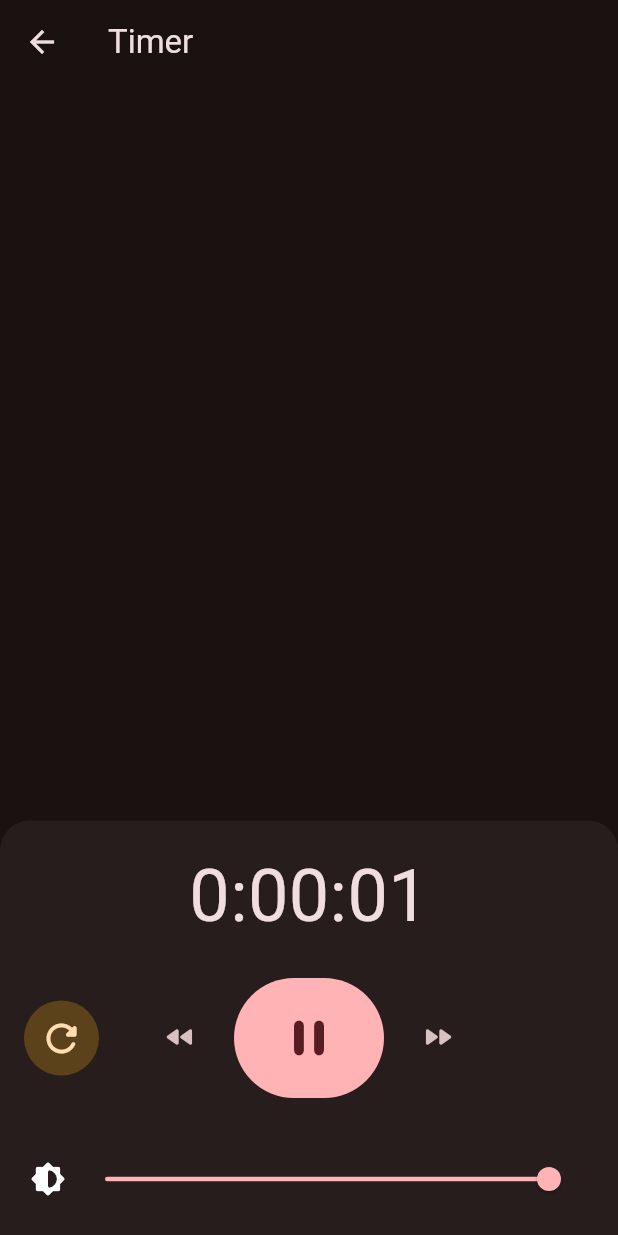
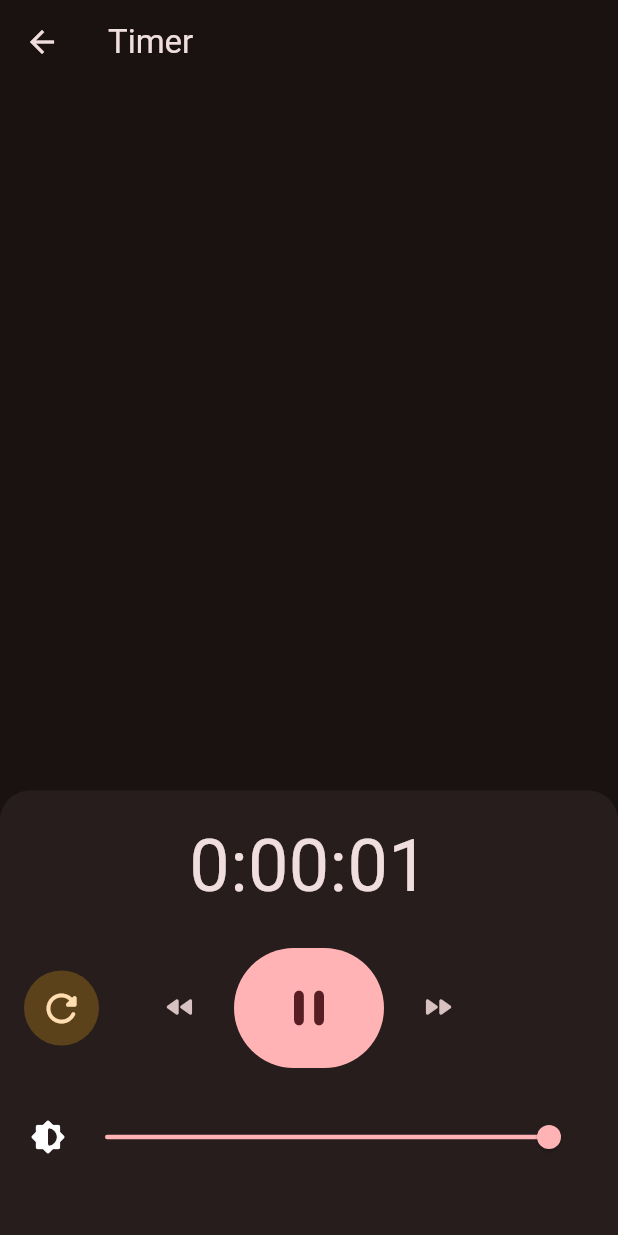
Before and after one commit to JarneClaesen/OperaTimer, a Flutter app: the TimerScreen screen opened directly, after a tap on the "play arrow" icon, on a phone screen of 412 x 824 dp. Run offline on Flutter 3.47's test engine with Material 3 defaults, Android fonts, the phone set to English and light mode, and no system bars; our stand-ins replace flutter_local_notifications, hive, hive_flutter, numberpicker, sensors_plus, shared_preferences; missing offline and left inert: flutter_foreground_task, sound_mode; accounts and stored records are empty.

```diff
--- a/lib/screens/timer_screen.dart
+++ b/lib/screens/timer_screen.dart
@@ -329,7 +329,7 @@ class BrightnessSlider extends StatelessWidget {
   @override
   Widget build(BuildContext context) {
     return Container(
-      padding: EdgeInsets.symmetric(horizontal: 20, vertical: 12),
+      padding: EdgeInsets.only(left: 20, top: 4, right: 20, bottom: 40),
       color: Theme.of(context).colorScheme.surfaceContainer,
       child: Row(
         children: [
--- a/lib/widgets/floating_timer.dart
+++ b/lib/widgets/floating_timer.dart
@@ -21,7 +21,7 @@ class FloatingTimer extends StatelessWidget {
         final nextPlayTime = timerProvider.nextPlayTime;
 
         return Positioned(
-          bottom: 16,
+          bottom: 40,
           left: 16,
           right: 16,
           child: GestureDetector(
```
Also changed, not shown: lib/main.dart (+10 -0 lines).
